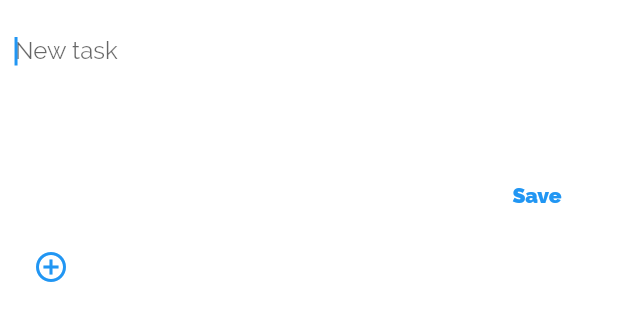
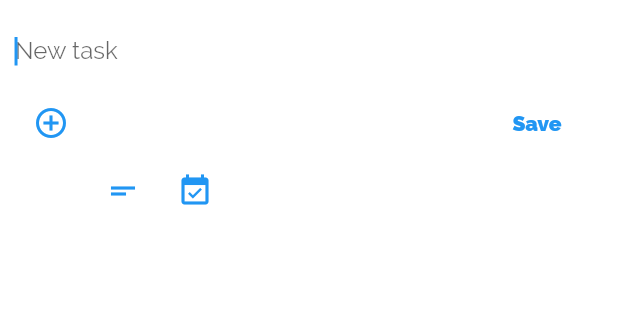
Before and after one commit to thelazyindian/Tasks, a Flutter app: the AddTaskWidget widget shown alone on an empty page, opened directly, on a phone screen of 412 x 824 dp. Shown: the top 321 px of the screen. Run offline on Flutter 3.47's test engine with Material 2 defaults, Android fonts, the phone set to English and light mode, and no system bars; our stand-ins replace sqflite; accounts and stored records are empty.

Commit message:
Add Details Button

```diff
--- a/lib/pages/add_task.dart
+++ b/lib/pages/add_task.dart
@@ -70,7 +70,8 @@ class AddTaskWidgetState extends State<AddTaskWidget> {
                 // ),
                 FancyFab(
                   icon: Icons.add,
-                  onPressed: () {},
+                  detailsPressed: () => setState(() => _showDetails = true),
+                  datePressed: () {},
                 ),
                 FlatButton(
                   child: Text(
--- a/lib/pages/home_page.dart
+++ b/lib/pages/home_page.dart
@@ -81,13 +81,16 @@ class _TasksHomePageState extends State<TasksHomePage>
         icon: const Icon(Icons.add),
         label: const Text('Add a new task', maxLines: 1),
         onPressed: () {
-          showModalBottomSheet<Task>( // TODO: Go To Definition of bottom_sheet.dart
+          showModalBottomSheet<Task>(
+              // TODO: Go To Definition of bottom_sheet.dart
               context: context,
-              resizeToAvoidBottomPadding: true, // Replace with contents to use: https://gist.github.com/slightfoot/5af4c5dfa52194a3f8577bf83af2e391
+              resizeToAvoidBottomPadding:
+                  true, // Replace with contents to use: https://gist.github.com/slightfoot/5af4c5dfa52194a3f8577bf83af2e391
               builder: (BuildContext context) {
                 return AddTaskWidget();
               }).then((newTask) {
-            if (newTask.task.isNotEmpty) onNewTaskSave(newTask);
+            if (newTask == null || newTask.task.isNotEmpty)
+              onNewTaskSave(newTask);
           });
         }, //_newTaskModalBottomSheet,
       ),
--- a/lib/widgets/animated_icon.dart
+++ b/lib/widgets/animated_icon.dart
@@ -1,19 +1,13 @@
-import 'dart:async';
-
 import 'package:flutter/material.dart';
 
 class HighLightedIcon extends StatefulWidget {
-  final IconData icon;
-  final IconData secondIcon;
   final double size;
-  final Color color;
+  final AnimationController controller;
 
-  HighLightedIcon(
-    this.icon, {
+  HighLightedIcon({
     Key key,
     this.size = 24.0,
-    this.color,
-    this.secondIcon,
+    this.controller,
   }) : super(key: key);
   @override
   State<HighLightedIcon> createState() {
@@ -24,73 +18,45 @@ class HighLightedIcon extends StatefulWidget {
 class _AnimatedIconState extends State<HighLightedIcon>
     with SingleTickerProviderStateMixin {
   final double dx = 4.0;
-  AnimationController controller;
-  Animation<double> animation;
-  bool _opened = false;
+  Animation<Color> _buttonColor;
+  bool isOpened = false;
 
   @override
   initState() {
+    _buttonColor = ColorTween(
+      begin: Colors.blue,
+      end: Colors.red,
+    ).animate(CurvedAnimation(
+      parent: widget.controller,
+      curve: Interval(
+        0.00,
+        1.00,
+        curve: Curves.linear,
+      ),
+    ));
+
     super.initState();
-    controller = new AnimationController(
-        duration: const Duration(milliseconds: 300), vsync: this);
-    animation = new Tween(begin: widget.size, end: widget.size + dx)
-        .animate(controller);
-
-    animation.addStatusListener((status) {
-      if (status == AnimationStatus.completed) {
-        _opened = true;
-        controller.reverse();
-      } else if (status == AnimationStatus.dismissed) {
-        _opened = false;
-        new Future.delayed(const Duration(seconds: 2), () {
-          if (!mounted) return;
-          controller?.forward();
-        });
-      }
-    });
-    controller.forward();
-  }
-
-  @override
-  void dispose() {
-    controller.dispose();
-    super.dispose();
   }
 
   @override
   Widget build(BuildContext context) {
-    return new _Animator(
-      icon: _opened ? widget.secondIcon ?? widget.icon : widget.icon,
-      animation: animation,
-      color: widget.color,
-      size: widget.size + dx,
-    );
-  }
-}
-
-class _Animator extends AnimatedWidget {
-  final double size;
-  final IconData icon;
-  final Color color;
-  _Animator({
-    Key key,
-    this.icon,
-    this.size,
-    this.color,
-    Animation<double> animation,
-  }) : super(key: key, listenable: animation);
-
-  @override
-  Widget build(BuildContext context) {
-    final Animation<double> animation = listenable;
     return new Container(
-      width: size,
-      height: size,
       child: new Center(
-        child: new Icon(
-          icon,
-          size: animation.value,
-          color: color,
+        child: AnimatedCrossFade(
+          duration: const Duration(milliseconds: 20),
+          firstChild: Icon(
+            Icons.add_circle_outline,
+            size: 24,
+            color: _buttonColor.value,
+          ),
+          secondChild: Icon(
+            Icons.close,
+            size: 24,
+            color: _buttonColor.value,
+          ),
+          crossFadeState: _buttonColor.value == Colors.blue
+              ? CrossFadeState.showFirst
+              : CrossFadeState.showSecond,
         ),
       ),
     );
--- a/lib/widgets/fancy_fab.dart
+++ b/lib/widgets/fancy_fab.dart
@@ -2,11 +2,11 @@ import 'package:flutter/material.dart';
 import 'animated_icon.dart';
 
 class FancyFab extends StatefulWidget {
-  final Function() onPressed;
+  final VoidCallback detailsPressed, datePressed;
   final String tooltip;
   final IconData icon;
 
-  FancyFab({this.onPressed, this.tooltip, this.icon});
+  FancyFab({this.detailsPressed, this.datePressed, this.tooltip, this.icon});
 
   @override
   _FancyFabState createState() => _FancyFabState();
@@ -16,8 +16,6 @@ class _FancyFabState extends State<FancyFab>
     with SingleTickerProviderStateMixin {
   bool isOpened = false;
   AnimationController _animationController;
-  Animation<Color> _buttonColor;
-  Animation<double> _animateIcon;
   Animation<double> _translateButton;
   Curve _curve = Curves.easeOut;
   double _fabHeight = 45.0;
@@ -29,22 +27,9 @@ class _FancyFabState extends State<FancyFab>
           ..addListener(() {
             setState(() {});
           });
-    _animateIcon =
-        Tween<double>(begin: 0.0, end: 1.0).animate(_animationController);
-    _buttonColor = ColorTween(
-      begin: Colors.blue,
-      end: Colors.red,
-    ).animate(CurvedAnimation(
-      parent: _animationController,
-      curve: Interval(
-        0.00,
-        1.00,
-        curve: Curves.linear,
-      ),
-    ));
     _translateButton = Tween<double>(
       begin: _fabHeight,
-      end: -14.0,
+      end: 0.0,
     ).animate(CurvedAnimation(
       parent: _animationController,
       curve: Interval(
@@ -71,6 +56,7 @@ class _FancyFabState extends State<FancyFab>
     isOpened = !isOpened;
   }
 
+  bool detailsPressed = false;
   Widget details() {
     return Container(
       child: FloatingActionButton(
@@ -78,9 +64,15 @@ class _FancyFabState extends State<FancyFab>
         backgroundColor: Colors.transparent,
         mini: true,
         heroTag: "Details",
-        onPressed: null,
+        onPressed: () {
+          if (!detailsPressed) {
+            widget.detailsPressed();
+            detailsPressed = true;
+          }
+        },
         tooltip: 'Details',
-        child: Icon(Icons.short_text, color: Colors.blue),
+        child: Icon(Icons.short_text,
+            color: detailsPressed ? Colors.grey : Colors.blue),
       ),
     );
   }
@@ -92,7 +84,7 @@ class _FancyFabState extends State<FancyFab>
         backgroundColor: Colors.transparent,
         mini: true,
         heroTag: "Calendar",
-        onPressed: null,
+        onPressed: widget.datePressed,
         tooltip: 'Add Date',
         child: Icon(
           Icons.event_available,
@@ -112,9 +104,7 @@ class _FancyFabState extends State<FancyFab>
         onPressed: animate,
         tooltip: 'Toggle',
         child: HighLightedIcon(
-          Icons.add_circle_outline,
-          color: _buttonColor.value,
-          secondIcon: Icons.close,
+          controller: _animationController,
         ),
       ),
     );
@@ -122,26 +112,27 @@ class _FancyFabState extends State<FancyFab>
 
   @override
   Widget build(BuildContext context) {
-    return Column(
-      mainAxisAlignment: MainAxisAlignment.end,
+    return Row(
+      mainAxisAlignment: MainAxisAlignment.start,
+      crossAxisAlignment: CrossAxisAlignment.start,
       children: <Widget>[
+        toggle(),
         Transform(
           transform: Matrix4.translationValues(
             0.0,
-            _translateButton.value * 2.0,
-            0.0,
+            _translateButton.value,
+            -1.0,
           ),
-          child: calendar(),
+          child: details(),
         ),
         Transform(
           transform: Matrix4.translationValues(
             0.0,
             _translateButton.value,
-            0.0,
+            -1,
           ),
-          child: details(),
+          child: calendar(),
         ),
-        toggle(),
       ],
     );
   }
```
